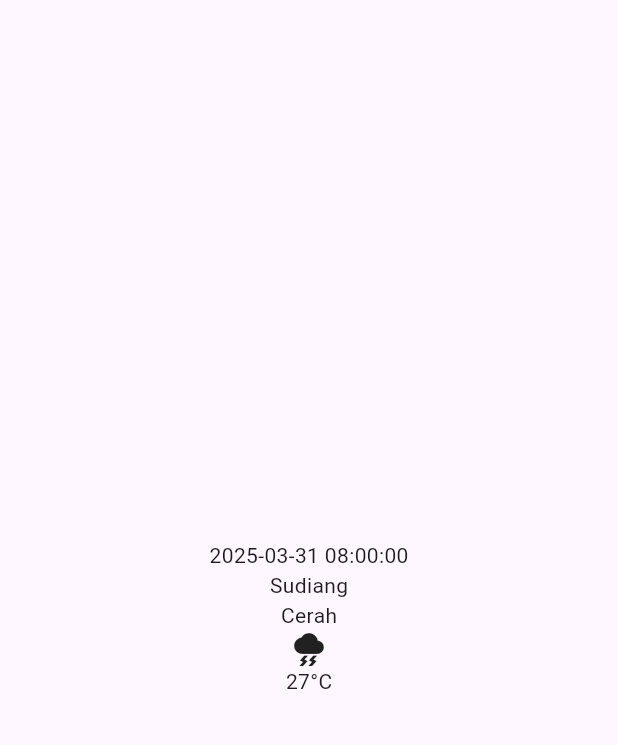
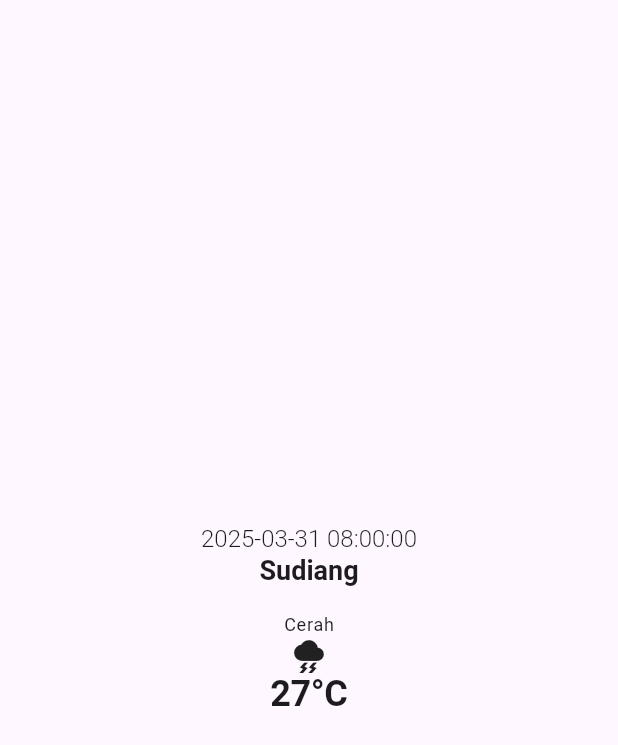
Before and after one commit to fakhri-rasyad/bmkg_weather, a Flutter app: the screen it shows after launch, on a phone screen of 412 x 824 dp. Shown: the top 745 px of the screen. Run offline on Flutter 3.47's test engine with Material 3 defaults, Android fonts, the phone set to English and light mode, and no system bars.

Commit message:
feat: implement style and update theme

```diff
--- a/lib/main.dart
+++ b/lib/main.dart
@@ -1,4 +1,5 @@
-import 'package:bmkg_weather/presentation/home/widget/HomeScreen.dart';
+import 'package:bmkg_weather/presentation/core/themes/theme.dart';
+import 'package:bmkg_weather/presentation/home/widget/home_screen.dart';
 import 'package:flutter/material.dart';
 
 void main() {
@@ -13,25 +14,7 @@ class MyApp extends StatelessWidget {
   Widget build(BuildContext context) {
     return MaterialApp(
       title: 'Flutter Demo',
-      theme: ThemeData(
-        // This is the theme of your application.
-        //
-        // TRY THIS: Try running your application with "flutter run". You'll see
-        // the application has a purple toolbar. Then, without quitting the app,
-        // try changing the seedColor in the colorScheme below to Colors.green
-        // and then invoke "hot reload" (save your changes or press the "hot
-        // reload" button in a Flutter-supported IDE, or press "r" if you used
-        // the command line to start the app).
-        //
-        // Notice that the counter didn't reset back to zero; the application
-        // state is not lost during the reload. To reset the state, use hot
-        // restart instead.
-        //
-        // This works for code too, not just values: Most code changes can be
-        // tested with just a hot reload.
-        colorScheme: ColorScheme.fromSeed(seedColor: Colors.deepPurple),
-        useMaterial3: true,
-      ),
+      theme: AppTheme.weatherTheme,
       home: const HomeScreen(),
     );
   }
--- a/lib/presentation/core/themes/theme.dart
+++ b/lib/presentation/core/themes/theme.dart
@@ -1,10 +1,11 @@
 import 'package:flutter/material.dart';
 
-abstract final class AppTheme{
+abstract final class AppTheme {
   static const _textTheme = TextTheme(
-    headlineLarge: TextStyle(fontWeight: FontWeight.bold, fontSize: 18),
-    headlineMedium: TextStyle(fontWeight: FontWeight.w300, fontSize: 16),
-    displayLarge: TextStyle(fontWeight: FontWeight.bold, fontSize: 24),
-    labelMedium: TextStyle(fontWeight: FontWeight.normal, fontSize: 12)
-  );
+      headlineLarge: TextStyle(fontWeight: FontWeight.bold, fontSize: 18),
+      headlineMedium: TextStyle(fontWeight: FontWeight.w300, fontSize: 16),
+      displayLarge: TextStyle(fontWeight: FontWeight.bold, fontSize: 24),
+      labelMedium: TextStyle(fontWeight: FontWeight.normal, fontSize: 12));
+
+  static ThemeData weatherTheme = ThemeData(textTheme: _textTheme);
 }
--- a/lib/presentation/home/widget/HomeScreen.dart
+++ b/lib/presentation/home/widget/home_screen.dart
@@ -10,8 +10,13 @@ class HomeScreen extends StatelessWidget {
         child: Column(
           mainAxisSize: MainAxisSize.min,
           children: [
-            CurrentWeatherTitle(date: "2025-03-31 08:00:00", location: "Sudiang"),
-            CurrentWeatherCard(weatherImage: "TEST", weatherDesc: "Cerah", weatherTemp: 27),
+            CurrentWeatherTitle(
+                date: "2025-03-31 08:00:00", location: "Sudiang"),
+            SizedBox(
+              height: 16,
+            ),
+            CurrentWeatherCard(
+                weatherImage: "TEST", weatherDesc: "Cerah", weatherTemp: 27),
           ],
         ),
       ),
@@ -20,7 +25,11 @@ class HomeScreen extends StatelessWidget {
 }
 
 class CurrentWeatherCard extends StatelessWidget {
-  const CurrentWeatherCard({super.key, required this.weatherImage, required this.weatherDesc, required this.weatherTemp});
+  const CurrentWeatherCard(
+      {super.key,
+      required this.weatherImage,
+      required this.weatherDesc,
+      required this.weatherTemp});
 
   final String weatherImage;
   final String weatherDesc;
@@ -30,9 +39,15 @@ class CurrentWeatherCard extends StatelessWidget {
   Widget build(BuildContext context) {
     return Column(
       children: [
-        Text(weatherDesc),
+        Text(
+          weatherDesc,
+          style: Theme.of(context).textTheme.labelMedium,
+        ),
         const Icon(Icons.thunderstorm),
-        Text("$weatherTemp°C")
+        Text(
+          "$weatherTemp°C",
+          style: Theme.of(context).textTheme.displayLarge,
+        )
       ],
     );
   }
@@ -46,7 +61,16 @@ class CurrentWeatherTitle extends StatelessWidget {
   @override
   Widget build(BuildContext context) {
     return Column(
-      children: [Text(date), Text(location)],
+      children: [
+        Text(
+          date,
+          style: Theme.of(context).textTheme.headlineMedium,
+        ),
+        Text(
+          location,
+          style: Theme.of(context).textTheme.headlineLarge,
+        )
+      ],
     );
   }
 }
```
